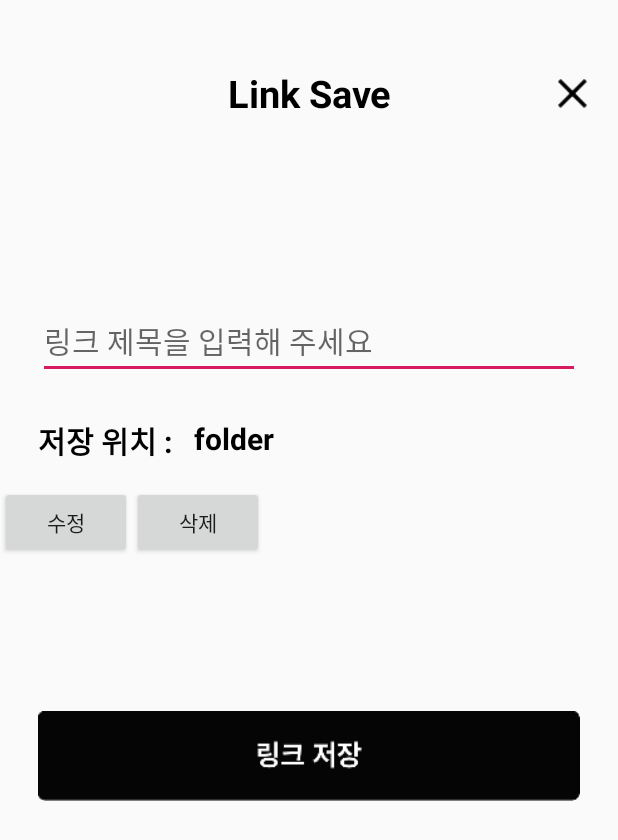
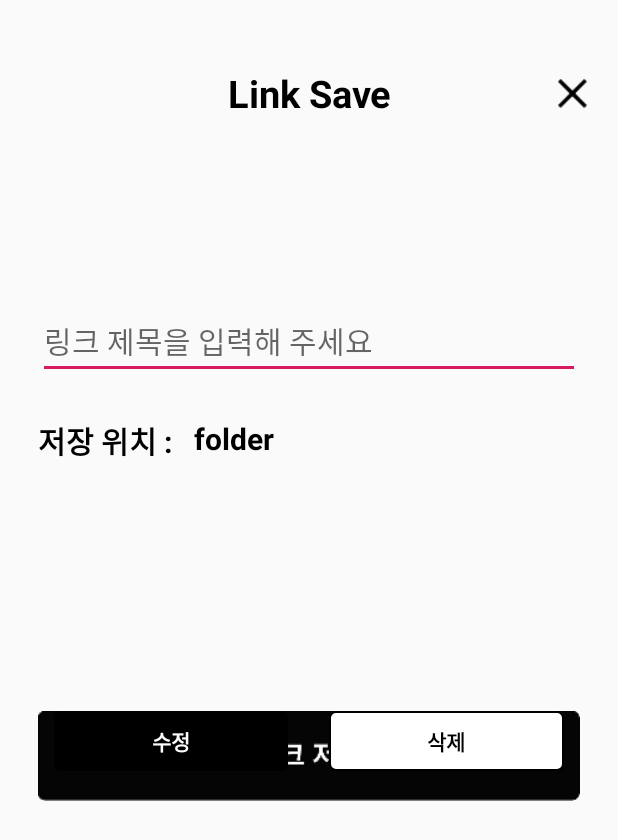
Before and after one commit to mash-up-kr/MoLink-Anroid, an Android app: the layout activity_share.xml on its own in the app's theme, with its tools: preview values and no code run, on a phone screen of 412 x 824 dp. Shown: the top 840 px of the screen. Run offline under Robolectric (Android 15) with nearby library versions, the phone set to English and light mode, and no system bars.

Commit message:
링크 저장 화면 버튼 수정

```diff
--- /dev/null
+++ b/app/src/main/res/drawable/drawable_white_black_stroke_rad_4.xml
@@ -0,0 +1,15 @@
+<?xml version="1.0" encoding="utf-8"?>
+<shape xmlns:android="http://schemas.android.com/apk/res/android"
+       android:shape="rectangle">
+
+    <solid
+            android:color="@color/white"/>
+
+    <stroke
+            android:width="1dp"
+            android:color="@color/black"/>
+
+    <corners
+            android:radius="4dp"/>
+
+</shape>
--- a/app/src/main/res/layout/activity_share.xml
+++ b/app/src/main/res/layout/activity_share.xml
@@ -141,29 +141,46 @@
                     android:layout_marginStart="0dp" android:layout_marginEnd="0dp"
                     android:layout_marginBottom="20dp" android:layout_below="@+id/recyclerviewStoreRoute"/>
 
+            <LinearLayout
+                    android:layout_below="@+id/recyclerviewStoreRoute"
+                    android:layout_marginTop="150dp"
+                    android:layout_marginBottom="20dp"
+                    android:layout_marginStart="36dp"
+                    android:layout_marginEnd="36dp"
+                    android:orientation="horizontal"
+                    android:layout_width="match_parent"
+                    android:layout_height="wrap_content">
+
                 <Button
                         android:id="@+id/btnLinkModify"
                         android:text="수정"
+                        android:layout_marginEnd="27dp"
+                        android:textColor="@color/white"
+                        android:textStyle="bold"
                         android:visibility="gone"
-                    android:layout_below="@+id/recyclerviewStoreRoute"
-                    android:layout_marginBottom="20dp"
-                    android:layout_width="wrap_content"
-                    android:layout_height="wrap_content"
+                        android:layout_weight="1"
+                        android:layout_width="0dp"
+                        android:layout_height="40dp"
+                        android:background="@drawable/drawable_black_rad_4"
                         tools:visibility="visible"/>
 
                 <Button
                         android:id="@+id/btnLinkDelete"
                         android:text="삭제"
+                        android:textColor="@color/black"
+                        android:textStyle="bold"
                         android:visibility="gone"
-                    android:layout_below="@+id/recyclerviewStoreRoute"
-                    android:layout_marginBottom="20dp"
-                    android:layout_toRightOf="@+id/btnLinkModify"
-                    android:layout_width="wrap_content"
-                    android:layout_height="wrap_content"
+                        android:layout_weight="1"
+                        android:layout_width="0dp"
+                        android:layout_height="40dp"
+                        android:background="@drawable/drawable_white_black_stroke_rad_4"
                         tools:visibility="visible"/>
 
-        </RelativeLayout>
-    </ScrollView>
+            </LinearLayout>
 
 
         </RelativeLayout>
+
+    </ScrollView>
+
+</RelativeLayout>
--- a/app/src/main/res/layout/item_select_folder.xml
+++ b/app/src/main/res/layout/item_select_folder.xml
@@ -11,7 +11,7 @@
             android:textSize="15dp"
             android:textColor="@color/black"
             android:padding="10dp"
-            android:background="@drawable/drawable_black_stroke_rad_4"
+            android:background="@drawable/drawable_black_stroke_rad_15"
             android:layout_width="wrap_content"
             android:layout_height="wrap_content"
             tools:text="title"/>
```
Also changed, not shown: app/src/main/res/drawable/drawable_black_stroke_rad_15.xml (renamed from app/src/main/res/drawable/drawable_black_stroke_rad_4.xml). Lines whose indentation alone changed are shown as unchanged.
